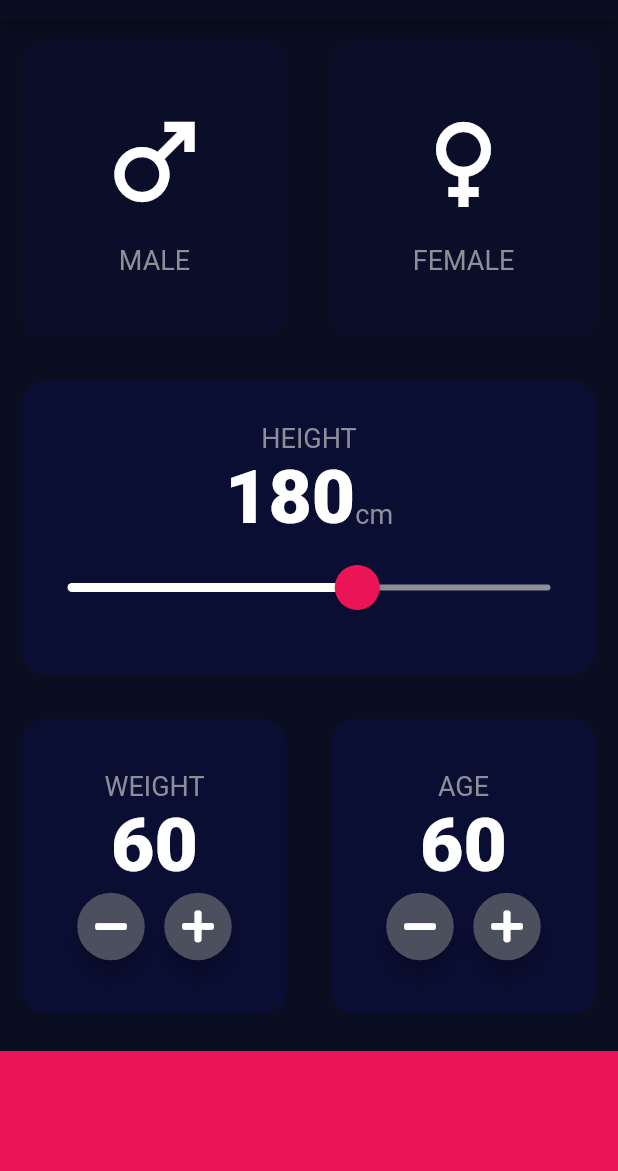
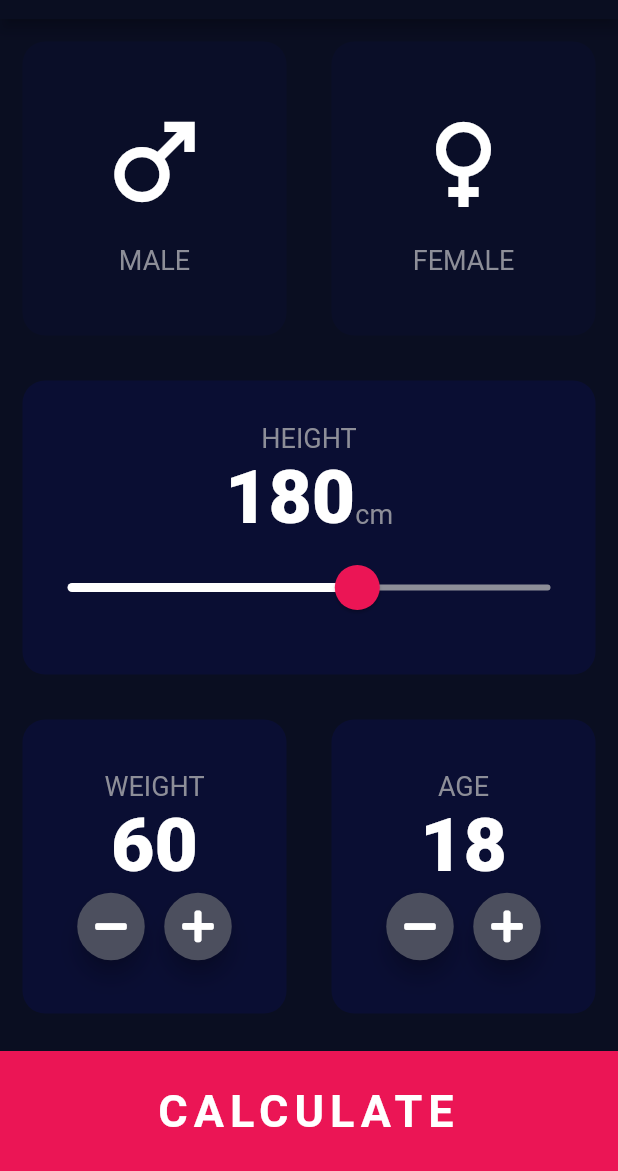
Before and after one commit to tuhinssam/bmi-calculator-flutter-app, a Flutter app: the screen it shows after launch, on a phone screen of 412 x 824 dp, the part 65-1236 px from its top. Run offline on Flutter 3.47's test engine with Material 2 defaults, Android fonts, the phone set to English and light mode, and no system bars; our stand-ins replace font_awesome_flutter.

```diff
--- a/lib/RoundIconButton.dart
+++ b/lib/RoundIconButton.dart
@@ -3,7 +3,8 @@ import 'package:flutter/material.dart';
 
 class RoundIconButton extends StatelessWidget {
   final IconData icon;
-  RoundIconButton({this.icon});
+  final Function onPressed;
+  RoundIconButton({@required this.icon, @required this.onPressed});
 
   @override
   Widget build(BuildContext context) {
@@ -14,7 +15,7 @@ class RoundIconButton extends StatelessWidget {
       constraints: BoxConstraints.tightFor(width: 45, height: 45),
       shape: CircleBorder(),
       fillColor: Color(0xFF4C4F5E),
-      onPressed: () {},
+      onPressed: onPressed,
     );
   }
 }
--- a/lib/constants.dart
+++ b/lib/constants.dart
@@ -6,3 +6,5 @@ const kInactiveCardColor = Color(0XFF0A0E28);
 const kBottomContainerColor = Color(0XFFEB1555);
 const kContentTextStyle = TextStyle(fontSize: 18, color: Color(0xFF8D8E98));
 const kNumberTextStyle = TextStyle(fontSize: 50.0, fontWeight: FontWeight.w900);
+const kCalculateBtnTxtStyle =
+    TextStyle(fontSize: 30.0, fontWeight: FontWeight.w700, letterSpacing: 4);
--- a/lib/input_page.dart
+++ b/lib/input_page.dart
@@ -1,4 +1,5 @@
 import 'package:bmi_calculator/RoundIconButton.dart';
+import 'package:bmi_calculator/results_page.dart';
 import 'package:bmi_calculator/reusable_card.dart';
 import 'package:flutter/material.dart';
 import 'constants.dart';
@@ -16,6 +17,8 @@ class InputPage extends StatefulWidget {
 class _InputPageState extends State<InputPage> {
   Gender selectedGender;
   int height = 180;
+  int weight = 60;
+  int age = 18;
   // Color maleCardColor = inactiveCardColor;
   // Color femaleCardColor = inactiveCardColor;
   //
@@ -155,16 +158,30 @@ class _InputPageState extends State<InputPage> {
                         children: <Widget>[
                           Text('WEIGHT', style: kContentTextStyle),
                           Text(
-                            '60',
+                            weight.toString(),
                             style: kNumberTextStyle,
                           ),
                           Row(
                             //crossAxisAlignment: CrossAxisAlignment.center,
                             mainAxisAlignment: MainAxisAlignment.center,
                             children: <Widget>[
-                              RoundIconButton(icon: FontAwesomeIcons.minus),
+                              RoundIconButton(
+                                icon: FontAwesomeIcons.minus,
+                                onPressed: () {
+                                  setState(() {
+                                    weight--;
+                                  });
+                                },
+                              ),
                               SizedBox(width: 10),
-                              RoundIconButton(icon: FontAwesomeIcons.plus),
+                              RoundIconButton(
+                                icon: FontAwesomeIcons.plus,
+                                onPressed: () {
+                                  setState(() {
+                                    weight++;
+                                  });
+                                },
+                              ),
                             ],
                           ),
                         ]),
@@ -178,15 +195,29 @@ class _InputPageState extends State<InputPage> {
                         children: <Widget>[
                           Text('AGE', style: kContentTextStyle),
                           Text(
-                            '60',
+                            age.toString(),
                             style: kNumberTextStyle,
                           ),
                           Row(
                             mainAxisAlignment: MainAxisAlignment.center,
                             children: <Widget>[
-                              RoundIconButton(icon: FontAwesomeIcons.minus),
+                              RoundIconButton(
+                                icon: FontAwesomeIcons.minus,
+                                onPressed: () {
+                                  setState(() {
+                                    age--;
+                                  });
+                                },
+                              ),
                               SizedBox(width: 10),
-                              RoundIconButton(icon: FontAwesomeIcons.plus),
+                              RoundIconButton(
+                                icon: FontAwesomeIcons.plus,
+                                onPressed: () {
+                                  setState(() {
+                                    age++;
+                                  });
+                                },
+                              ),
                             ],
                           )
                         ]),
@@ -194,11 +225,25 @@ class _InputPageState extends State<InputPage> {
                 )
               ],
             )),
-            Container(
-              color: kBottomContainerColor,
-              margin: EdgeInsets.only(top: 10.0),
-              width: double.infinity,
-              height: kButtonContainerHeight,
+            GestureDetector(
+              onTap: () {
+                Navigator.push(context, MaterialPageRoute(builder: (context) {
+                  return ResultsPage();
+                }));
+              },
+              child: Container(
+                child: Center(
+                  child: Text(
+                    'CALCULATE',
+                    style: kCalculateBtnTxtStyle,
+                    textAlign: TextAlign.center,
+                  ),
+                ),
+                color: kBottomContainerColor,
+                margin: EdgeInsets.only(top: 10.0),
+                width: double.infinity,
+                height: kButtonContainerHeight,
+              ),
             )
           ],
         ));
```
Also changed, not shown: lib/results_page.dart (added, +13 -0 lines).
